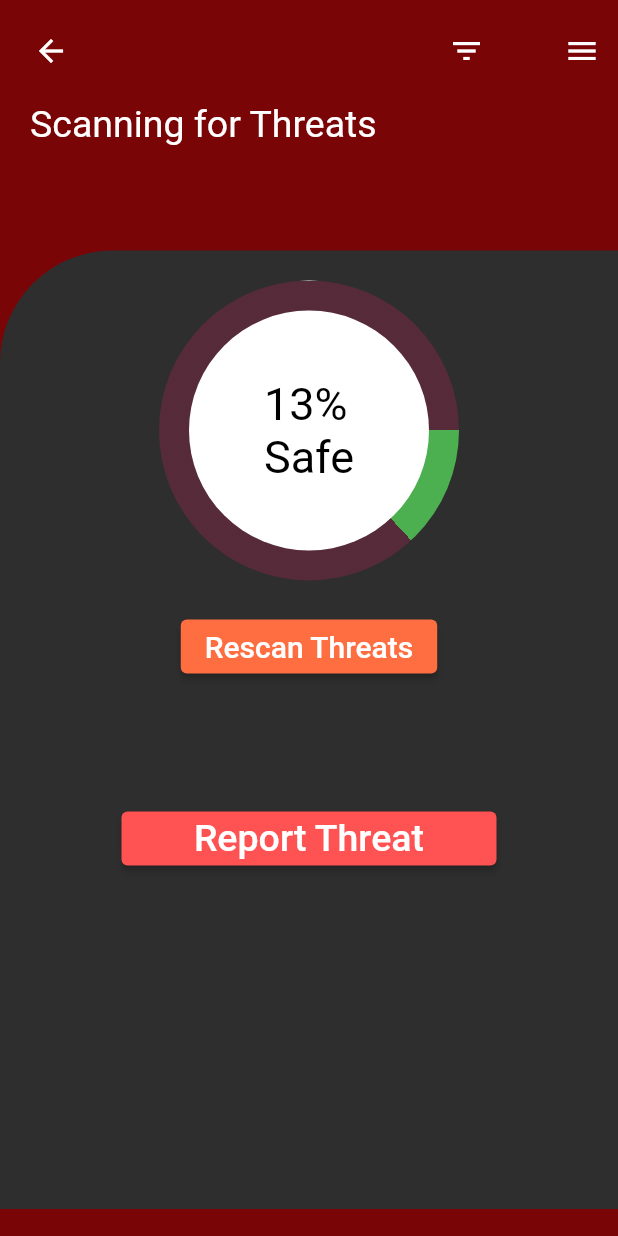
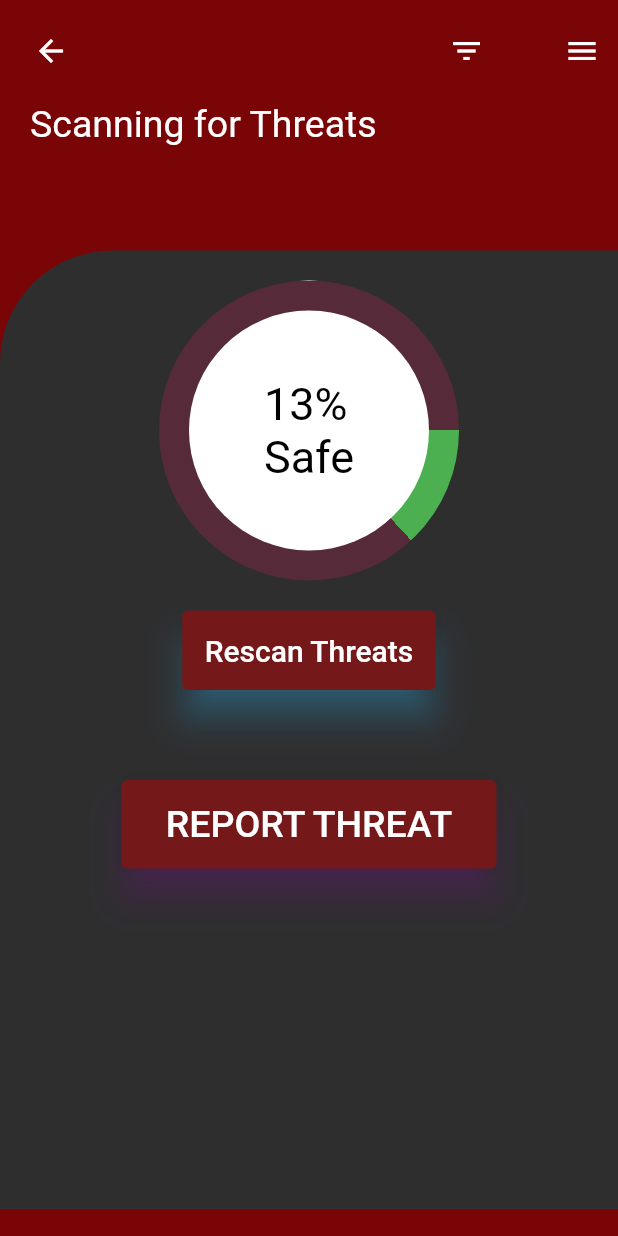
Before and after one commit to akanshasen/mobileShielding, a Flutter app: the ScanTPage screen opened directly, on a phone screen of 412 x 824 dp. Run offline on Flutter 3.47's test engine with Material 2 defaults, Android fonts, the phone set to English and light mode, and no system bars; our stand-ins replace fluttertoast.

Commit message:
modified the buttons on all pages to match the decided theme

```diff
--- a/lib/scanAppPage.dart
+++ b/lib/scanAppPage.dart
@@ -161,7 +161,11 @@ class _scanThreatsPage extends State<ScanAPage> {
                           );
                         },
                         style: ElevatedButton.styleFrom(
-                            primary: Colors.deepOrangeAccent),
+                          padding: EdgeInsets.all(15.0),
+                          primary: Color(0xff741819),
+                          shadowColor: Colors.lightBlueAccent,
+                          elevation: 10.0,
+                        ),
                         child: Text(
                           'Rescan Apps',
                           style: TextStyle(
--- a/lib/scanThreatsPage.dart
+++ b/lib/scanThreatsPage.dart
@@ -166,14 +166,18 @@ class _scanThreatsPage extends State<ScanTPage> {
                                   builder: (context) => ScanThreatsPage()));
                         },
                         style: ElevatedButton.styleFrom(
-                            primary: Colors.deepOrangeAccent),
+                          padding: EdgeInsets.all(15.0),
+                          primary: Color(0xff741819),
+                          shadowColor: Colors.lightBlueAccent,
+                          elevation: 10.0,
+                        ),
                         child: Text(
                           'Rescan Threats',
                           style: TextStyle(color: Colors.white, fontSize: 20),
                         ),
                       ),
                       Container(
-                        padding: EdgeInsets.only(top: 80.0),
+                        padding: EdgeInsets.only(top: 60.0),
                         width: 250.0,
                         child: ElevatedButton(
                           onPressed: () {
@@ -183,9 +187,13 @@ class _scanThreatsPage extends State<ScanTPage> {
                                     builder: (context) => ReportPage()));
                           },
                           style: ElevatedButton.styleFrom(
-                              primary: Colors.redAccent),
+                            padding: EdgeInsets.all(15.0),
+                            primary: Color(0xff741819),
+                            shadowColor: Colors.purple,
+                            elevation: 10.0,
+                          ),
                           child: Text(
-                            'Report Threat',
+                            'REPORT THREAT',
                             style: TextStyle(color: Colors.white, fontSize: 25),
                           ),
                         ),
--- a/lib/scanWiFiPage.dart
+++ b/lib/scanWiFiPage.dart
@@ -170,7 +170,11 @@ class _scanWiFiPage extends State<ScanWPage> {
                           );
                         },
                         style: ElevatedButton.styleFrom(
-                            primary: Colors.deepOrangeAccent),
+                          padding: EdgeInsets.all(15.0),
+                          primary: Color(0xff741819),
+                          shadowColor: Colors.lightBlueAccent,
+                          elevation: 10.0,
+                        ),
                         child: Text(
                           'Rescan WiFi',
                           style: TextStyle(
```
Also changed, not shown: lib/history.dart (+5 -4 lines), lib/report.dart (+4 -3 lines).
